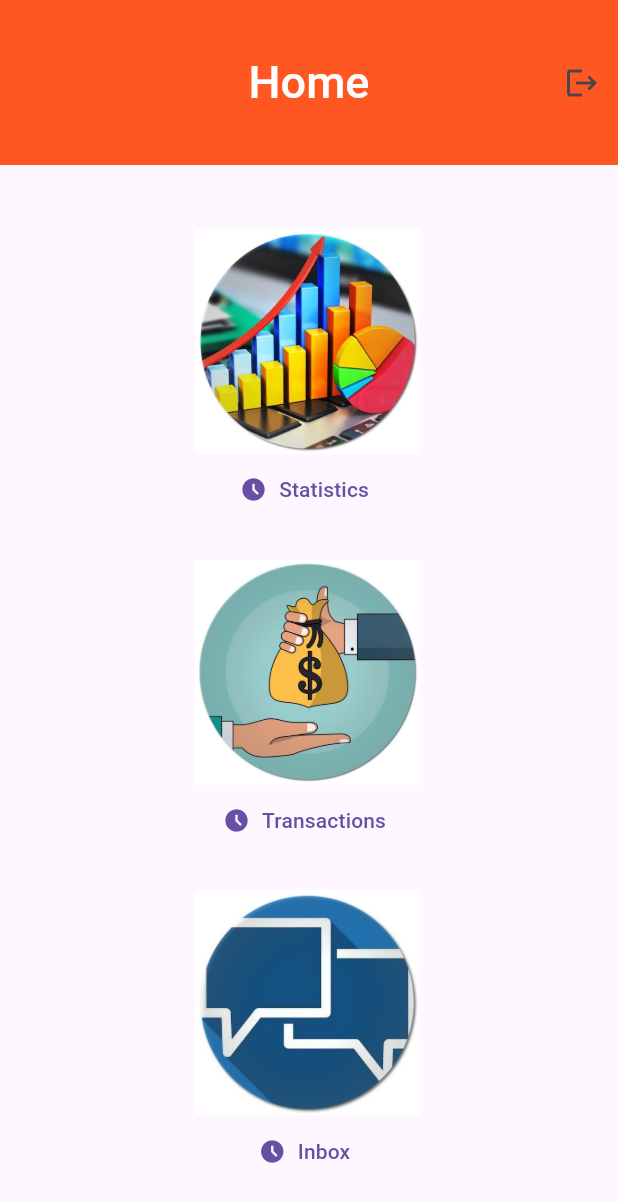
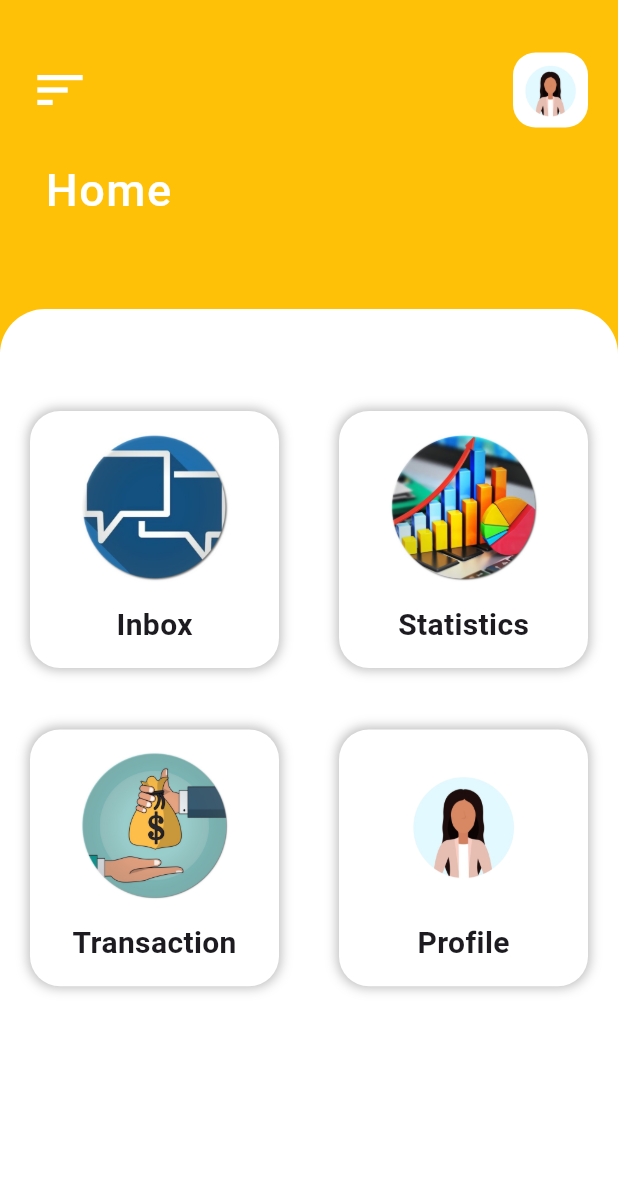
Before and after one commit to 52ndSymphony/CoinCare, a Flutter app: the screen it shows once a user with an empty profile is signed in, on a phone screen of 412 x 824 dp. Shown: the top 1202 px of the screen. Run offline on Flutter 3.47's test engine with Material 3 defaults, Android fonts, the phone set to English and light mode, and no system bars; our stand-ins replace animated_splash_screen, firebase_auth, firebase_core; accounts and stored records are empty; network calls fail.

Commit message:
Modified the home page.

```diff
--- a/lib/home.dart
+++ b/lib/home.dart
@@ -1,7 +1,21 @@
 import 'package:flutter/material.dart';
 import 'package:firebase_auth/firebase_auth.dart';
 class HomePage extends StatelessWidget{
+  var height, width;
 
+  List imgData = [
+    "assets/chat 2.jpg",
+        "assets/stat 2.jpg",
+        "assets/transaction 2.jpg",
+        "assets/woman.png"
+  ];
+
+  List titles = [
+    "Inbox",
+    "Statistics",
+    "Transaction",
+    "Profile",
+  ];
   HomePage({super.key});
   final user = FirebaseAuth.instance.currentUser!;
   //sign user out
@@ -14,54 +28,136 @@ class HomePage extends StatelessWidget{
   }
   @override
   Widget build(BuildContext context) {
+    height = MediaQuery.of(context).size.height;
+    width = MediaQuery.of(context).size.width;
     return Scaffold(
-      appBar: PreferredSize(
 
+      body: Container(
+          color: Colors.amber,
+        child: Column(
+          children: [
+            Container(
+              decoration: BoxDecoration(),
+              height: height * 0.25,
+              width : width,
+              child: Column(
+                crossAxisAlignment: CrossAxisAlignment.start,
+                children: [
+                  Padding(
+                      padding: EdgeInsets.only(
+                    top: 35,
+                    left: 20,
+                    right: 20,
+                  ),
+                    child: Row(
+                      mainAxisAlignment: MainAxisAlignment.spaceBetween,
+                      children: [
+                        InkWell(
+                          onTap: () {},
+                          child: Icon(
+                            Icons.sort,
+                            color: Colors.white,
+                            size: 40,
+                          ),
+                        ),
+                        Container(
+                          height: 50,
+                          width: 50,
+                          decoration: BoxDecoration(
+                            borderRadius: BorderRadius.circular(15),
+                            color: Colors.white,
+                            image: DecorationImage(
+                              image: AssetImage("assets/woman.png",)
+                            ),
+                          ),
+                        )
+                      ],
+                    ),
 
-          preferredSize: const Size.fromHeight(110.0), // here the desired height
-          child: AppBar(
-            actions: [
-              IconButton(
-                  onPressed: signUserOut, icon: Icon(Icons.logout))],
-            toolbarHeight: 220,
-            title: const Text(
-                'Home',
-                style: TextStyle(fontSize: 30,fontWeight: FontWeight.w500,color: Colors.white)
-            ),
-            centerTitle: true,
-            backgroundColor: Colors.deepOrange,
-          )
-      ),
+                  ),
+                  Padding(
+                    padding: EdgeInsets.only(
+                      top: 20,
+                      left: 30,
 
-      body: Padding(
-          padding: EdgeInsets.fromLTRB(130, 20, 10, 10),
-          //padding: EdgeInsets.all(10),
-          child:Column(
-
-            mainAxisAlignment: MainAxisAlignment.spaceEvenly,
-            crossAxisAlignment: CrossAxisAlignment.center,
-            children: <Widget>[
-
-              Column(
-                children: <Widget>[
-                  Image.asset('assets/stat 2.jpg', height: 150.0,fit: BoxFit.cover),
-                  TextButton.icon(onPressed: () {}, icon: Icon(Icons.access_time_filled_sharp), label: Text('Statistics')),
+                    ),
+                    child: Column(
+                      crossAxisAlignment: CrossAxisAlignment.start,
+                      children: [
+                        Text(
+                          "Home",
+                          style: TextStyle(
+                            fontSize: 30,
+                            color: Colors.white,
+                            fontWeight: FontWeight.w500,
+                            letterSpacing: 1,
+                          ),
+                        )
+                      ],
+                    ),
+                  )
                 ],
               ),
-              Column(
-                children: <Widget>[
-                  Image.asset('assets/transaction 2.jpg', height: 150.0,),
-                  TextButton.icon(onPressed: () {}, icon: Icon(Icons.access_time_filled_sharp), label: Text('Transactions')),
-                ],
+            ),
+            Container(
+              decoration: BoxDecoration(
+                color: Colors.white,
+                borderRadius: BorderRadius.only(
+                  topLeft: Radius.circular(30),
+                  topRight: Radius.circular(30),
+                )
               ),
-              Column(
-                children: <Widget>[
-                  Image.asset('assets/chat 2.jpg', height: 150.0,),
-                  TextButton.icon(onPressed: () {}, icon: Icon(Icons.access_time_filled_sharp), label: Text('Inbox')),
-                ],
+              height: height * 0.75,
+              width: width,
+              padding: EdgeInsets.symmetric(vertical: 60),
+              child: GridView.builder(
+                  gridDelegate: SliverGridDelegateWithFixedCrossAxisCount(
+                    crossAxisCount: 2,
+                    childAspectRatio: 1.1,
+                    mainAxisSpacing: 25,
+                  ),
+                shrinkWrap: true,
+                physics: NeverScrollableScrollPhysics(),
+                itemCount: imgData.length,
+                itemBuilder: (context, index){
+                    return InkWell(
+                      onTap: () {},
+                      child: Container(
+                        margin: EdgeInsets.symmetric(vertical: 8, horizontal: 20),
+                        decoration: BoxDecoration(
+                          borderRadius: BorderRadius.circular(20),
+                          color: Colors.white,
+                          boxShadow: [
+                            BoxShadow(
+                              color: Colors.black26,
+                              spreadRadius: 1,
+                              blurRadius: 6,
+
+                            )
+                          ]
+                        ),
+                        child: Column(
+                          mainAxisAlignment: MainAxisAlignment.spaceEvenly,
+                          children: [
+                            Image.asset(imgData[index],
+                            width: 100,
+                            ),
+                            Text(
+                              titles[index],
+                              style: TextStyle(
+                                fontSize: 20,
+                                fontWeight: FontWeight.bold,
+                              ),
+                            )
+                          ],
+                        ),
+                      ),
+                    );
+                }
               ),
-            ], // <Widget>
-          )
+            )
+          ],
+        ),
       ), // Row
 
 
--- a/lib/loginPage.dart
+++ b/lib/loginPage.dart
@@ -129,7 +129,7 @@ class _SecondPageState extends State<SecondPage> {
                               borderSide: BorderSide(color: Colors.orange,width: 5),
                             ),
                             label: Text(
-                              'Enter Username',
+                              'Enter Username or email',
                               style: TextStyle(fontSize: 20,color: Colors.black),
                             ),
                             filled: true,
```
Also changed, not shown: assets/woman.png (added).
